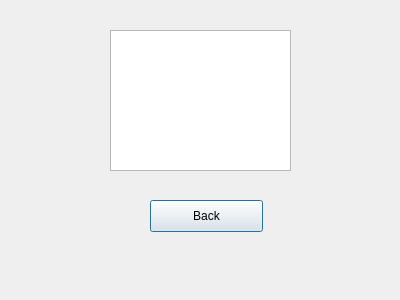
Above: fingerprintscanpopup.ui from dustinltran/Bio-guised before the change. Below: the same form after it.
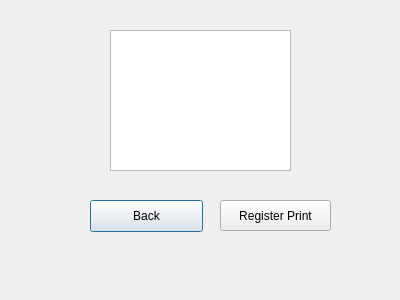
That is the form after the change.

Commit message: Need to add in thumb print image

```diff
--- a/fingerprintscanpopup.ui
+++ b/fingerprintscanpopup.ui
@@ -16,7 +16,7 @@
   <widget class="QPushButton" name="pushButton">
    <property name="geometry">
     <rect>
-     <x>150</x>
+     <x>90</x>
      <y>200</y>
      <width>113</width>
      <height>32</height>
@@ -36,6 +36,19 @@
     </rect>
    </property>
   </widget>
+  <widget class="QPushButton" name="Register">
+   <property name="geometry">
+    <rect>
+     <x>220</x>
+     <y>200</y>
+     <width>111</width>
+     <height>31</height>
+    </rect>
+   </property>
+   <property name="text">
+    <string>Register Print</string>
+   </property>
+  </widget>
  </widget>
  <resources/>
  <connections/>
```
The commit also changes 8 other files.
